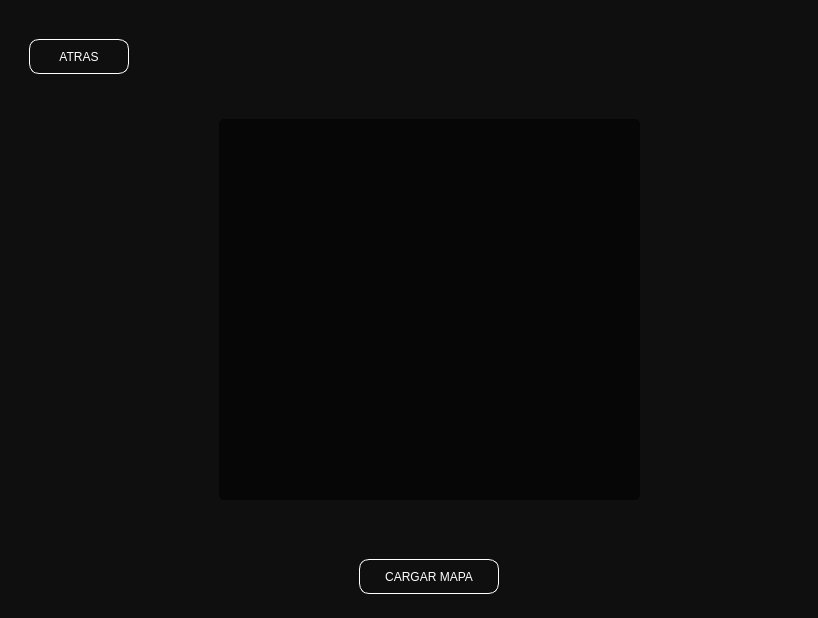
This is src/editor/game_editor.ui in fernandezfacu/Remake-Counter-Strike-2D as Qt 5 draws it before an edit. The edited form follows.
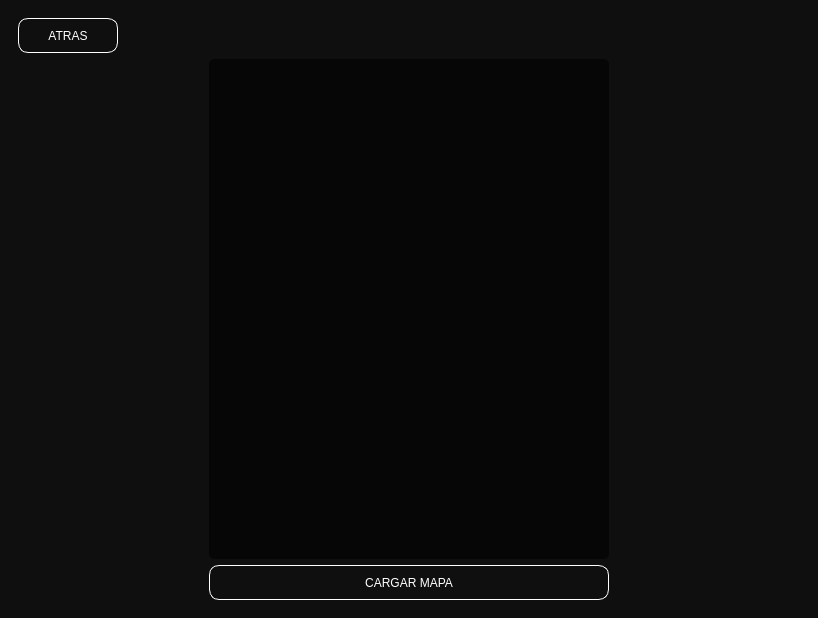
This is the edited form.

Commit message: making load map page

Diff of the .ui file:
```diff
--- a/src/editor/game_editor.ui
+++ b/src/editor/game_editor.ui
@@ -24,7 +24,7 @@
 	background-color: rgb(15, 15, 15);
 }</string>
    </property>
-   <layout class="QHBoxLayout" name="horizontalLayout">
+   <layout class="QVBoxLayout" name="verticalLayout_3">
     <item>
      <widget class="QStackedWidget" name="stack">
       <property name="minimumSize">
@@ -536,17 +536,136 @@
        </layout>
       </widget>
       <widget class="QWidget" name="page">
-       <widget class="QListWidget" name="maps_list">
-        <property name="geometry">
-         <rect>
-          <x>210</x>
-          <y>110</y>
-          <width>421</width>
-          <height>381</height>
-         </rect>
-        </property>
-        <property name="styleSheet">
-         <string notr="true">QListWidget {
+       <layout class="QVBoxLayout" name="verticalLayout_6">
+        <item>
+         <layout class="QVBoxLayout" name="verticalLayout_12">
+          <item>
+           <layout class="QHBoxLayout" name="horizontalLayout_6">
+            <item>
+             <widget class="QPushButton" name="back_button">
+              <property name="minimumSize">
+               <size>
+                <width>100</width>
+                <height>35</height>
+               </size>
+              </property>
+              <property name="maximumSize">
+               <size>
+                <width>300</width>
+                <height>35</height>
+               </size>
+              </property>
+              <property name="cursor">
+               <cursorShape>CrossCursor</cursorShape>
+              </property>
+              <property name="styleSheet">
+               <string notr="true">QPushButton {
+	color: white;
+	border-radius: 10px;
+	border-width: 1px;
+	border-color: white;
+	border-style: solid;
+}
+QPushButton:hover {
+	qproperty-cursor: PointingHandCursor;
+}
+QPushButton:pressed {
+    background-color: gray;
+}</string>
+              </property>
+              <property name="text">
+               <string>ATRAS</string>
+              </property>
+             </widget>
+            </item>
+            <item>
+             <spacer name="horizontalSpacer_2">
+              <property name="orientation">
+               <enum>Qt::Horizontal</enum>
+              </property>
+              <property name="sizeHint" stdset="0">
+               <size>
+                <width>40</width>
+                <height>20</height>
+               </size>
+              </property>
+             </spacer>
+            </item>
+            <item>
+             <widget class="QLabel" name="message">
+              <property name="minimumSize">
+               <size>
+                <width>300</width>
+                <height>35</height>
+               </size>
+              </property>
+              <property name="maximumSize">
+               <size>
+                <width>400</width>
+                <height>35</height>
+               </size>
+              </property>
+              <property name="styleSheet">
+               <string notr="true">QLabel {
+    color: white;
+}</string>
+              </property>
+              <property name="text">
+               <string/>
+              </property>
+              <property name="alignment">
+               <set>Qt::AlignCenter</set>
+              </property>
+             </widget>
+            </item>
+            <item>
+             <spacer name="horizontalSpacer_3">
+              <property name="orientation">
+               <enum>Qt::Horizontal</enum>
+              </property>
+              <property name="sizeHint" stdset="0">
+               <size>
+                <width>40</width>
+                <height>20</height>
+               </size>
+              </property>
+             </spacer>
+            </item>
+           </layout>
+          </item>
+         </layout>
+        </item>
+        <item>
+         <layout class="QGridLayout" name="gridLayout">
+          <item row="0" column="0">
+           <spacer name="horizontalSpacer_4">
+            <property name="orientation">
+             <enum>Qt::Horizontal</enum>
+            </property>
+            <property name="sizeHint" stdset="0">
+             <size>
+              <width>40</width>
+              <height>20</height>
+             </size>
+            </property>
+           </spacer>
+          </item>
+          <item row="0" column="1">
+           <widget class="QListWidget" name="maps_list">
+            <property name="minimumSize">
+             <size>
+              <width>400</width>
+              <height>200</height>
+             </size>
+            </property>
+            <property name="maximumSize">
+             <size>
+              <width>16777215</width>
+              <height>16777215</height>
+             </size>
+            </property>
+            <property name="styleSheet">
+             <string notr="true">QListWidget {
     background-color: rgba(0, 0, 0, 150); 
 	alternate-background-color: rgba(50, 50, 50, 150);
     border: none;
@@ -563,28 +682,28 @@
 QListWidget::item:selected {
     background-color: rgba(255, 255, 255, 40);
 }</string>
-        </property>
-       </widget>
-       <widget class="QPushButton" name="back_button">
-        <property name="geometry">
-         <rect>
-          <x>20</x>
-          <y>30</y>
-          <width>100</width>
-          <height>35</height>
-         </rect>
-        </property>
-        <property name="minimumSize">
-         <size>
-          <width>100</width>
-          <height>35</height>
-         </size>
-        </property>
-        <property name="cursor">
-         <cursorShape>CrossCursor</cursorShape>
-        </property>
-        <property name="styleSheet">
-         <string notr="true">QPushButton {
+            </property>
+           </widget>
+          </item>
+          <item row="1" column="1">
+           <widget class="QPushButton" name="load_map_button">
+            <property name="minimumSize">
+             <size>
+              <width>140</width>
+              <height>35</height>
+             </size>
+            </property>
+            <property name="maximumSize">
+             <size>
+              <width>16777215</width>
+              <height>35</height>
+             </size>
+            </property>
+            <property name="cursor">
+             <cursorShape>CrossCursor</cursorShape>
+            </property>
+            <property name="styleSheet">
+             <string notr="true">QPushButton {
 	color: white;
 	border-radius: 10px;
 	border-width: 1px;
@@ -597,81 +716,28 @@
 QPushButton:pressed {
     background-color: gray;
 }</string>
-        </property>
-        <property name="text">
-         <string>ATRAS</string>
-        </property>
-       </widget>
-       <widget class="QPushButton" name="load_map_button">
-        <property name="geometry">
-         <rect>
-          <x>350</x>
-          <y>550</y>
-          <width>140</width>
-          <height>35</height>
-         </rect>
-        </property>
-        <property name="minimumSize">
-         <size>
-          <width>140</width>
-          <height>35</height>
-         </size>
-        </property>
-        <property name="cursor">
-         <cursorShape>CrossCursor</cursorShape>
-        </property>
-        <property name="styleSheet">
-         <string notr="true">QPushButton {
-	color: white;
-	border-radius: 10px;
-	border-width: 1px;
-	border-color: white;
-	border-style: solid;
-}
-QPushButton:hover {
-	qproperty-cursor: PointingHandCursor;
-}
-QPushButton:pressed {
-    background-color: gray;
-}</string>
-        </property>
-        <property name="text">
-         <string>CARGAR MAPA</string>
-        </property>
-       </widget>
-       <widget class="QLabel" name="message">
-        <property name="geometry">
-         <rect>
-          <x>130</x>
-          <y>70</y>
-          <width>600</width>
-          <height>20</height>
-         </rect>
-        </property>
-        <property name="minimumSize">
-         <size>
-          <width>600</width>
-          <height>0</height>
-         </size>
-        </property>
-        <property name="maximumSize">
-         <size>
-          <width>600</width>
-          <height>30</height>
-         </size>
-        </property>
-        <property name="styleSheet">
-         <string notr="true">QLabel {
-    color: white;
-}</string>
-        </property>
-        <property name="text">
-         <string/>
-        </property>
-        <property name="alignment">
-         <set>Qt::AlignCenter</set>
-        </property>
-       </widget>
+            </property>
+            <property name="text">
+             <string>CARGAR MAPA</string>
+            </property>
+           </widget>
+          </item>
+          <item row="0" column="2">
+           <spacer name="horizontalSpacer_5">
+            <property name="orientation">
+             <enum>Qt::Horizontal</enum>
+            </property>
+            <property name="sizeHint" stdset="0">
+             <size>
+              <width>40</width>
+              <height>20</height>
+             </size>
+            </property>
+           </spacer>
+          </item>
+         </layout>
+        </item>
+       </layout>
       </widget>
      </widget>
     </item>
```
The commit also changes 2 other files.
